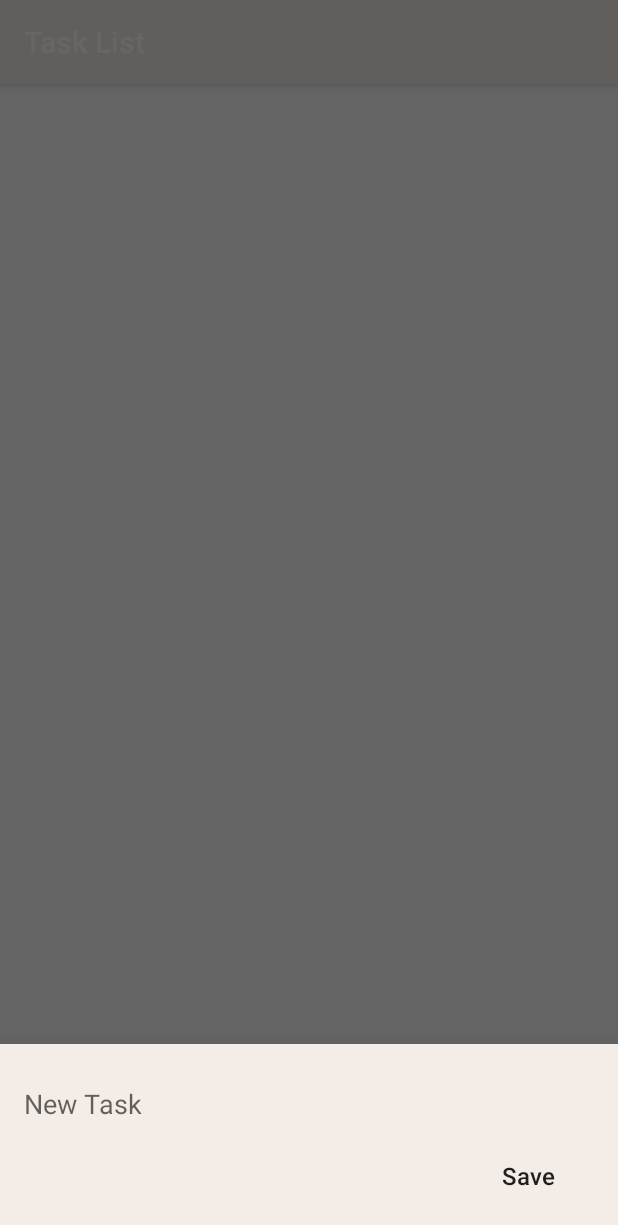
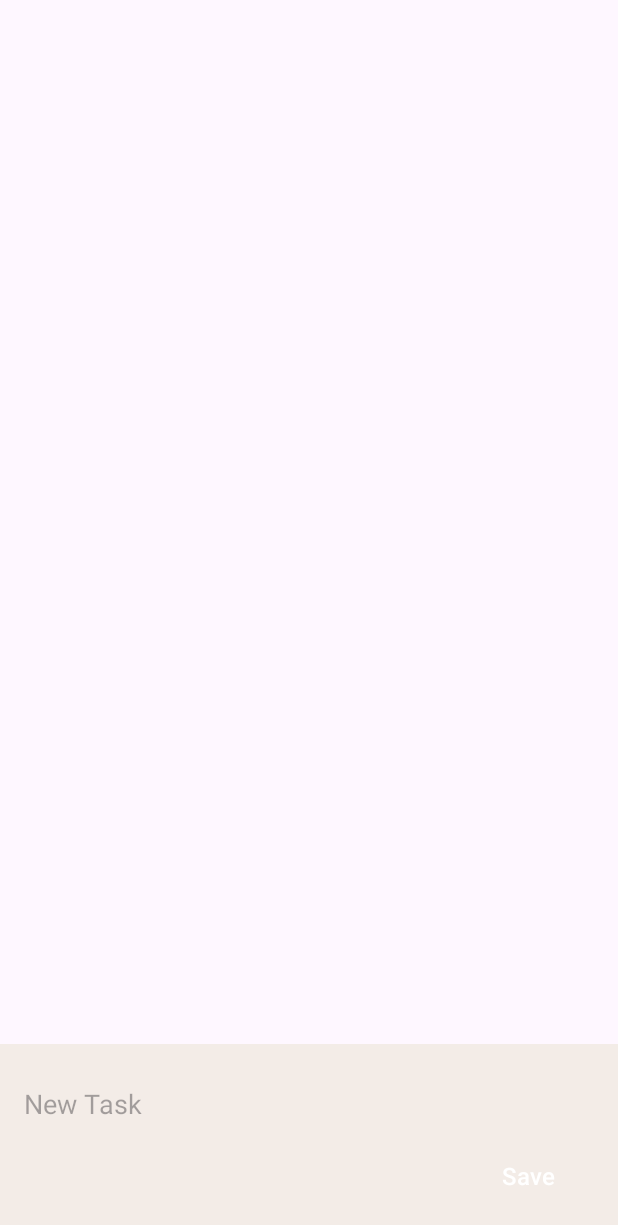
Before and after one commit to CSC207-2023Y-UofT/course-project-tnt, an Android app: the fragment AddTaskUseCase shown on its own in the app's theme, on a phone screen of 412 x 824 dp. Shown: the top 1225 px of the screen. Run offline under Robolectric (Android 15) with nearby library versions, the phone set to English and light mode, and no system bars; 1 statement that could not run was skipped.

Commit message:
3-task-list edit settings to match with main

```diff
--- a/app/src/main/java/com/example/tester/Adapters/TaskAdapter.java
+++ b/app/src/main/java/com/example/tester/Adapters/TaskAdapter.java
@@ -14,10 +14,10 @@ import androidx.recyclerview.widget.RecyclerView;
 import com.example.tester.AddTaskUseCase;
 import com.example.tester.TaskListFragment;
 import com.example.tester.Model.TaskModel;
-import net.penguincoders.doit.R;
 import com.example.tester.Utils.DatabaseHandler;
 
 import java.util.List;
+import com.example.tester.R;
 
 /**
  * Adapter class for the RecyclerView used to display tasks in the TaskListFragment.
@@ -42,8 +42,7 @@ public class TaskAdapter extends RecyclerView.Adapter<TaskAdapter.ViewHolder> {
     @NonNull
     @Override
     public ViewHolder onCreateViewHolder(ViewGroup parent, int viewType) {
-        View itemView = LayoutInflater.from(parent.getContext())
-                .inflate(R.layout.task_layout, parent, false);
+        View itemView = LayoutInflater.from(parent.getContext()).inflate(R.layout.task_layout, parent, false);
         return new ViewHolder(itemView);
     }
 
--- a/app/src/main/java/com/example/tester/AddTaskUseCase.java
+++ b/app/src/main/java/com/example/tester/AddTaskUseCase.java
@@ -2,7 +2,6 @@ package com.example.tester;
 
 import android.app.Activity;
 import android.content.DialogInterface;
-import android.database.sqlite.SQLiteDatabase;
 import android.graphics.Color;
 import android.os.Bundle;
 import android.text.Editable;
@@ -24,7 +23,6 @@ import com.example.tester.Model.TaskModel;
 import com.example.tester.Utils.DatabaseHandler;
 
 import java.util.Objects;
-import net.penguincoders.doit.R;
 // import com.example.tester.DatabaseHelper;
 
 /**
@@ -36,7 +34,6 @@ public class AddTaskUseCase extends BottomSheetDialogFragment {
     private EditText newTaskText;
     private Button newTaskSaveButton;
     private DatabaseHandler db;
-    private DialogCloseListener dialogCloseListener;
 
     /**
      * Creates a new instance of AddTaskUseCase.
@@ -50,7 +47,7 @@ public class AddTaskUseCase extends BottomSheetDialogFragment {
     @Override
     public void onCreate(@Nullable Bundle savedInstanceState) {
         super.onCreate(savedInstanceState);
-        setStyle(STYLE_NORMAL, R.style.DialogStyle);
+        setStyle(STYLE_NORMAL, R.style.Base_Theme_Tester);
     }
 
     @Nullable
@@ -147,6 +144,5 @@ public class AddTaskUseCase extends BottomSheetDialogFragment {
      * @param listener The DialogCloseListener instance.
      */
     public void setDialogCloseListener(DialogCloseListener listener) {
-        this.dialogCloseListener = listener;
     }
 }
--- a/app/src/main/java/com/example/tester/RemoveTaskUseCase.java
+++ b/app/src/main/java/com/example/tester/RemoveTaskUseCase.java
@@ -13,7 +13,6 @@ import androidx.recyclerview.widget.ItemTouchHelper;
 import androidx.recyclerview.widget.RecyclerView;
 
 import com.example.tester.Adapters.TaskAdapter;
-import net.penguincoders.doit.R;
 
 /**
  * A custom ItemTouchHelper.SimpleCallback to handle swipe gestures for removing tasks or editing tasks.
--- a/app/src/main/java/com/example/tester/TaskListFragment.java
+++ b/app/src/main/java/com/example/tester/TaskListFragment.java
@@ -1,6 +1,5 @@
 package com.example.tester;
 
-// import androidx.appcompat.app.AppCompatActivity;
 import androidx.fragment.app.Fragment;
 import androidx.recyclerview.widget.ItemTouchHelper;
 import androidx.recyclerview.widget.LinearLayoutManager;
@@ -16,8 +15,6 @@ import androidx.annotation.NonNull;
 import androidx.annotation.Nullable;
 import android.content.Context;
 
-import net.penguincoders.doit.R;
-
 import com.google.android.material.floatingactionbutton.FloatingActionButton;
 
 import com.example.tester.Adapters.TaskAdapter;
@@ -26,7 +23,6 @@ import com.example.tester.Utils.DatabaseHandler;
 
 import java.util.Collections;
 import java.util.List;
-// import java.util.Objects;
 
 /**
  * A Fragment that displays the list of tasks.
--- a/app/src/main/res/values/colors.xml
+++ b/app/src/main/res/values/colors.xml
@@ -1,5 +1,9 @@
 <?xml version="1.0" encoding="utf-8"?>
 <resources>
+    <color name="black">#FF000000</color>
+    <color name="white">#FFFFFFFF</color>
+    <color name="teel">#2EB5E6C9</color>
+    <color name="teel2">#B3E3CB</color>
     <color name="colorPrimary">#F3ECE7</color>
     <color name="colorPrimaryDark">#3E3E3E</color>
     <color name="colorAccent">#000000</color>
--- a/app/src/main/res/values/strings.xml
+++ b/app/src/main/res/values/strings.xml
@@ -1,5 +1,7 @@
 <resources>
-    <string name="app_name">Task List</string>
+    <string name="app_name">Pomodoro TMT</string>
+    <string name="hello_blank_fragment">Hello blank fragment</string>
+    <string name="registration_success">Success</string>
     <string name="save">Save</string>
     <string name="new_task">New Task</string>
     <string name="tasks">Tasks</string>
--- a/app/src/main/res/values/themes.xml
+++ b/app/src/main/res/values/themes.xml
@@ -1,16 +1,9 @@
-<resources>
+<resources xmlns:tools="http://schemas.android.com/tools">
     <!-- Base application theme. -->
-    <style name="AppTheme" parent="Theme.AppCompat.Light.DarkActionBar">
-        <!-- Customize your theme here. -->
-        <item name="colorPrimary">@color/colorPrimary</item>
-        <item name="colorPrimaryDark">@color/colorPrimaryDark</item>
-        <item name="colorAccent">@color/colorAccent</item>
+    <style name="Base.Theme.Tester" parent="Theme.Material3.DayNight.NoActionBar">
+        <!-- Customize your light theme here. -->
+        <!-- <item name="colorPrimary">@color/my_light_primary</item> -->
     </style>
 
-    <style name="DialogStyle" parent="Theme.Design.Light.BottomSheetDialog">
-        <item name="android:windowIsFloating">false</item>
-        <item name="android:statusBarColor">@android:color/transparent</item>
-        <item name="android:windowSoftInputMode">adjustResize</item>
-    </style>
-
+    <style name="Theme.Tester" parent="Base.Theme.Tester" />
 </resources>
--- a/settings.gradle
+++ b/settings.gradle
@@ -10,8 +10,7 @@ pluginManagement {
     repositories {
         google()
         mavenCentral()
-        maven { url 'https://jitpack.io' }
     }
 }*/
-rootProject.name = "3-task-list"
+rootProject.name = "tester"
 include ':app'
```
Also changed, not shown: app/build.gradle (+8 -5 lines), app/src/main/AndroidManifest.xml (+9 -5 lines), 1 other file.
